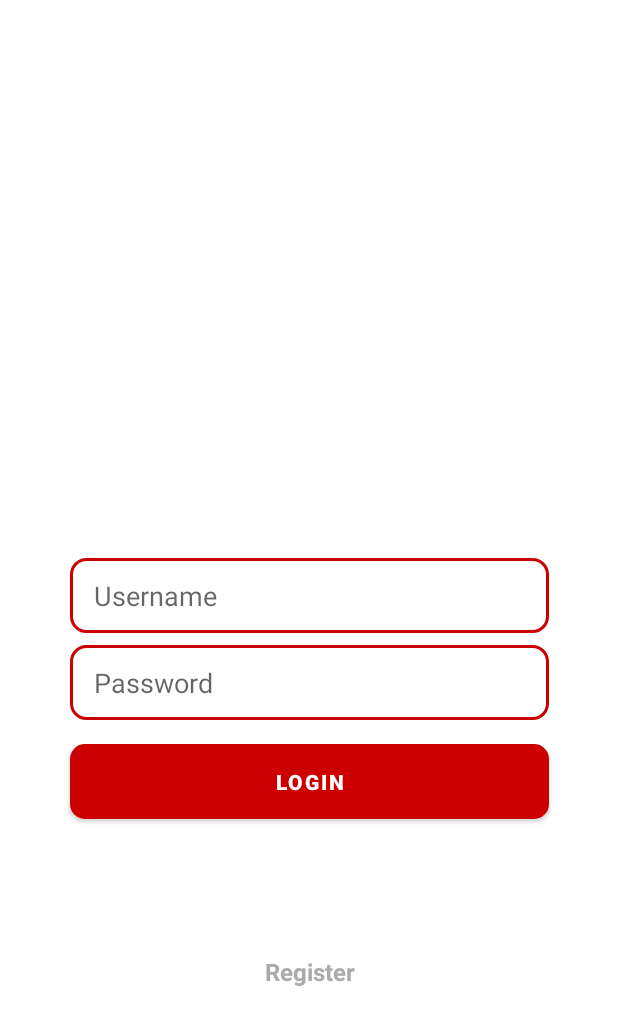
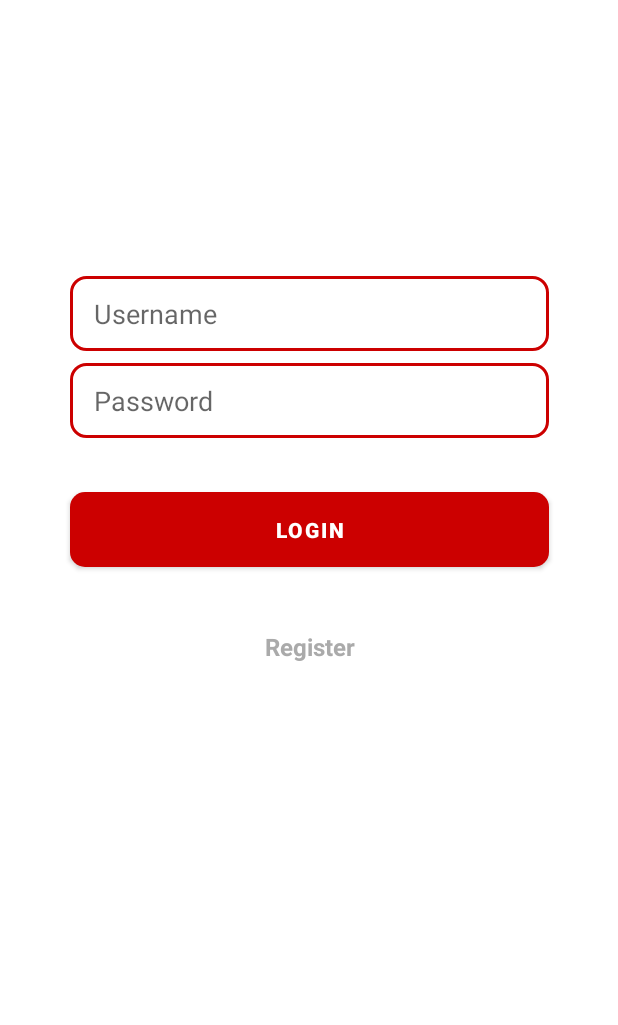
Before and after one commit to diplom-dvfu/road-chat-mobileapp, an Android app: the layout activity_login.xml on its own in the app's theme, with its tools: preview values and no code run, on a phone screen of 412 x 824 dp. Shown: the top 1025 px of the screen. Run offline under Robolectric (Android 15) with nearby library versions, the phone set to English and light mode, and no system bars.

Commit message:
update login activity

```diff
--- a/app/src/main/AndroidManifest.xml
+++ b/app/src/main/AndroidManifest.xml
@@ -19,6 +19,7 @@
                 <category android:name="android.intent.category.LAUNCHER" />
             </intent-filter>
         </activity>
+        <activity android:name=".ui.registration.RegistrationActivity" />
     </application>
 
 </manifest>
--- a/app/src/main/java/com/example/roadchat/ui/login/LoginViewModel.kt
+++ b/app/src/main/java/com/example/roadchat/ui/login/LoginViewModel.kt
@@ -49,6 +49,6 @@ class LoginViewModel(private val loginRepository: LoginRepository) : ViewModel()
 
     // A placeholder password validation check
     private fun isPasswordValid(password: String): Boolean {
-        return password.length > 5
+        return password.length > 0
     }
 }
--- a/app/src/main/res/layout/activity_login.xml
+++ b/app/src/main/res/layout/activity_login.xml
@@ -13,12 +13,12 @@
     tools:context=".ui.login.LoginActivity">
 
     <EditText
-        android:id="@+id/email_edittext_login"
+        android:id="@+id/username_edittext_login"
         android:layout_width="319dp"
         android:layout_height="50dp"
         android:layout_marginStart="32dp"
         android:layout_marginLeft="32dp"
-        android:layout_marginTop="356dp"
+        android:layout_marginTop="168dp"
         android:layout_marginEnd="32dp"
         android:layout_marginRight="32dp"
         android:background="@drawable/rounded_edittext_register_login"
@@ -30,11 +30,27 @@
         app:layout_constraintStart_toStartOf="parent"
         app:layout_constraintTop_toTopOf="parent" />
 
+    <EditText
+        android:id="@+id/password_edittext_login"
+        android:layout_width="0dp"
+        android:layout_height="50dp"
+        android:layout_marginTop="8dp"
+        android:background="@drawable/rounded_edittext_register_login"
+        android:ems="10"
+        android:hint="Password"
+
+        android:inputType="textPassword"
+        android:paddingLeft="16dp"
+        app:layout_constraintEnd_toEndOf="@+id/username_edittext_login"
+        app:layout_constraintHorizontal_bias="0.0"
+        app:layout_constraintStart_toStartOf="@+id/username_edittext_login"
+        app:layout_constraintTop_toBottomOf="@+id/username_edittext_login" />
+
     <Button
         android:id="@+id/login_button_login"
         android:layout_width="0dp"
         android:layout_height="50dp"
-        android:layout_marginTop="16dp"
+        android:layout_marginTop="36dp"
         android:background="@drawable/rounded_button"
         android:text="Login"
         android:textColor="@android:color/white"
@@ -46,7 +62,7 @@
         app:layout_constraintTop_toBottomOf="@+id/password_edittext_login" />
 
     <TextView
-        android:id="@+id/back_to_register_textview"
+        android:id="@+id/register_textview_login"
         android:layout_width="wrap_content"
         android:layout_height="44dp"
         android:layout_marginStart="8dp"
@@ -63,22 +79,6 @@
         app:layout_constraintEnd_toEndOf="@+id/login_button_login"
         app:layout_constraintStart_toStartOf="@+id/login_button_login"
         app:layout_constraintTop_toBottomOf="@+id/login_button_login"
-        app:layout_constraintVertical_bias="0.314" />
-
-    <EditText
-        android:id="@+id/password_edittext_login"
-        android:layout_width="0dp"
-        android:layout_height="50dp"
-        android:layout_marginTop="8dp"
-        android:background="@drawable/rounded_edittext_register_login"
-        android:ems="10"
-        android:hint="Password"
-
-        android:inputType="textPassword"
-        android:paddingLeft="16dp"
-        app:layout_constraintEnd_toEndOf="@+id/email_edittext_login"
-        app:layout_constraintHorizontal_bias="0.0"
-        app:layout_constraintStart_toStartOf="@+id/email_edittext_login"
-        app:layout_constraintTop_toBottomOf="@+id/email_edittext_login" />
+        app:layout_constraintVertical_bias="0.029" />
 
 </androidx.constraintlayout.widget.ConstraintLayout>
--- a/app/src/main/res/values/strings.xml
+++ b/app/src/main/res/values/strings.xml
@@ -8,6 +8,6 @@
     <string name="action_register">Register</string>
     <string name="welcome">"Welcome !"</string>
     <string name="invalid_username">Not a valid username</string>
-    <string name="invalid_password">Password must be >5 characters</string>
+    <string name="invalid_password">Password is empty</string>
     <string name="login_failed">"Login failed"</string>
 </resources>
```
Also changed, not shown: app/src/main/java/com/example/roadchat/Plate.kt (deleted, +0 -59 lines), app/src/main/java/com/example/roadchat/data/UserRepository.kt (+23 -23 lines), app/src/main/java/com/example/roadchat/data/model/db/Entities.kt (+16 -16 lines), app/src/main/java/com/example/roadchat/data/model/db/UserDao.kt (+14 -14 lines), app/src/main/java/com/example/roadchat/data/model/db/UserDatabase.kt (+8 -8 lines), app/src/main/java/com/example/roadchat/ui/login/LoginActivity.kt (+10 -7 lines), app/src/main/res/layout/activity_registration.xml (+32 -32 lines).
